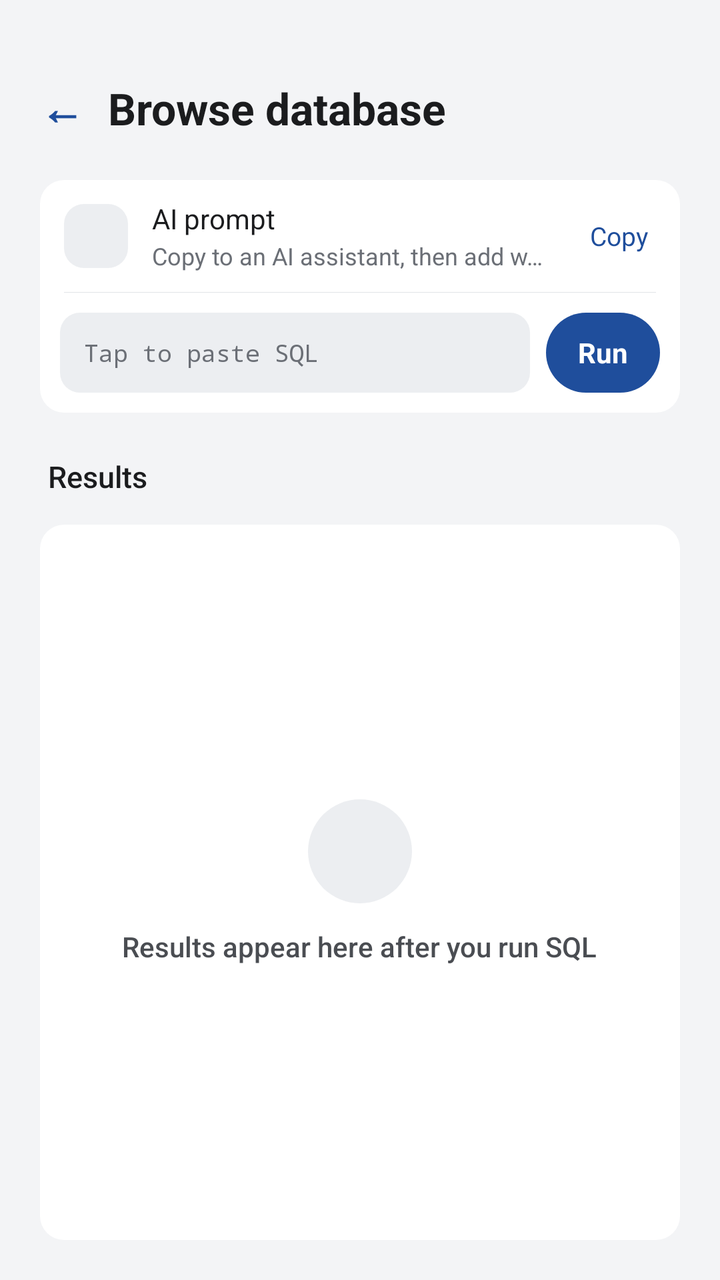
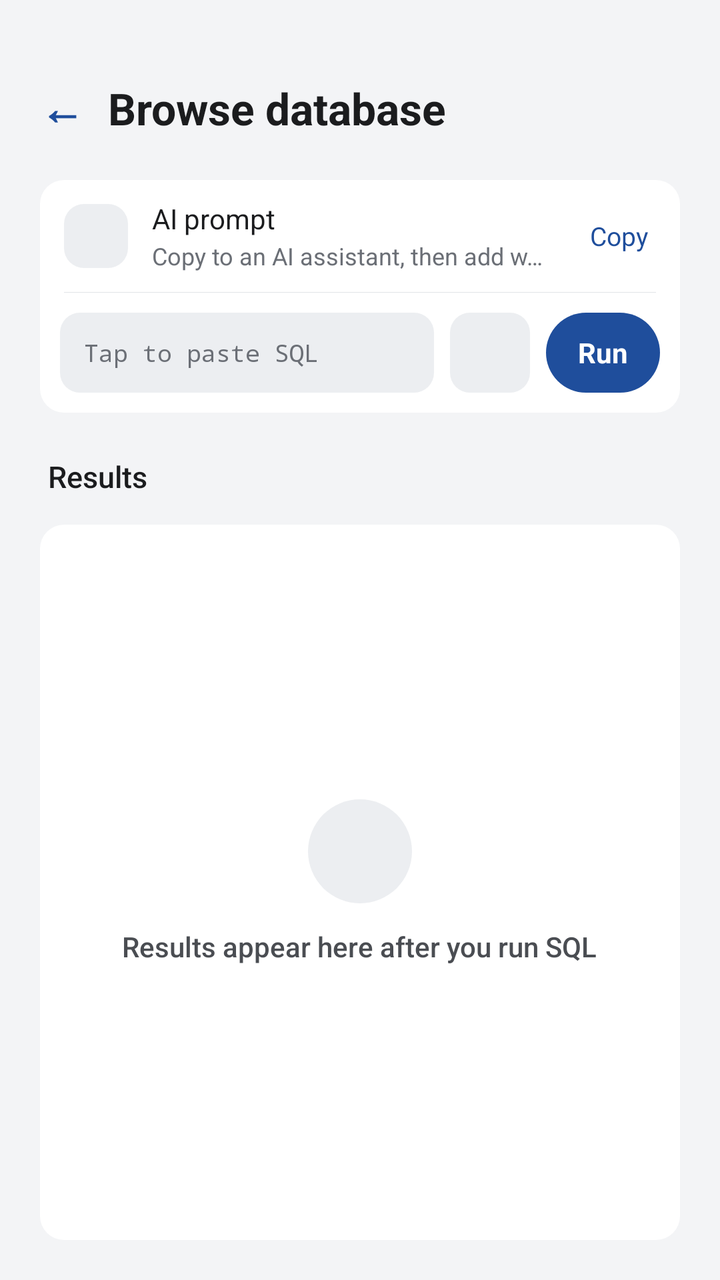

Two renders of the same Android screen: before a commit and after it. Below are the layout's source before the change and the commit's diff.
<!-- AndroidManifest.xml: application theme Theme.TransitU -->
<!-- res/layout/fragment_database_query.xml -->
<?xml version="1.0" encoding="utf-8"?>
<LinearLayout xmlns:android="http://schemas.android.com/apk/res/android"
    android:layout_width="match_parent"
    android:layout_height="match_parent"
    android:orientation="vertical"
    android:background="@color/paper">

    <View
        android:layout_width="match_parent"
        android:layout_height="@dimen/status_bar_spacer_height" />

    <LinearLayout
        android:layout_width="match_parent"
        android:layout_height="wrap_content"
        android:orientation="horizontal"
        android:gravity="center_vertical"
        android:paddingStart="11dp"
        android:paddingEnd="20dp"
        android:paddingTop="@dimen/nav_header_padding_top"
        android:paddingBottom="16dp">

        <TextView
            android:id="@+id/btnBack"
            style="@style/BackButton"
            android:text="←"
            android:textColor="@color/accent"
            android:textSize="22sp"
            android:textStyle="bold" />

        <TextView
            android:id="@+id/tvDatabaseTitle"
            android:layout_width="0dp"
            android:layout_height="wrap_content"
            android:layout_weight="1"
            android:maxLines="1"
            android:ellipsize="end"
            android:text="@string/db_query_title"
            android:textColor="@color/ink"
            android:textSize="22sp"
            android:textStyle="bold" />
    </LinearLayout>

    
    <LinearLayout
        android:layout_width="match_parent"
        android:layout_height="0dp"
        android:layout_weight="1"
        android:orientation="vertical"
        android:paddingStart="20dp"
        android:paddingEnd="20dp"
        android:paddingBottom="20dp">

        
        <LinearLayout
            android:layout_width="match_parent"
            android:layout_height="wrap_content"
            android:orientation="vertical"
            android:background="@drawable/bg_card_plain"
            android:divider="@drawable/bg_db_card_divider"
            android:showDividers="middle">

            
            <LinearLayout
                android:layout_width="match_parent"
                android:layout_height="wrap_content"
                android:orientation="vertical">

                <LinearLayout
                    android:id="@+id/rowPrompt"
                    android:layout_width="match_parent"
                    android:layout_height="wrap_content"
                    android:minHeight="56dp"
                    android:orientation="horizontal"
                    android:gravity="center_vertical"
                    android:paddingStart="12dp"
                    android:paddingEnd="6dp"
                    android:paddingTop="8dp"
                    android:paddingBottom="8dp"
                    android:clickable="true"
                    android:focusable="true">

                    <TextView
                        android:id="@+id/iconPrompt"
                        android:layout_width="32dp"
                        android:layout_height="32dp"
                        android:layout_marginEnd="12dp"
                        android:background="@drawable/bg_settings_icon"
                        android:gravity="center"
                        android:importantForAccessibility="no"
                        android:textColor="@color/accent"
                        android:textSize="14sp" />

                    <LinearLayout
                        android:layout_width="0dp"
                        android:layout_height="wrap_content"
                        android:layout_weight="1"
                        android:orientation="vertical">

                        <TextView
                            android:id="@+id/tvPromptTitle"
                            android:layout_width="wrap_content"
                            android:layout_height="wrap_content"
                            android:text="@string/db_section_prompt"
                            android:textColor="@color/ink"
                            android:textSize="14sp" />

                        <TextView
                            android:layout_width="match_parent"
                            android:layout_height="wrap_content"
                            android:layout_marginTop="1dp"
                            android:maxLines="1"
                            android:ellipsize="end"
                            android:text="@string/db_query_instructions"
                            android:textColor="@color/ink_3"
                            android:textSize="12sp" />
                    </LinearLayout>

                    <TextView
                        android:id="@+id/btnCopyPrompt"
                        style="@style/DbQueryHeaderAction"
                        android:layout_marginStart="8dp"
                        android:text="@string/action_copy" />
                </LinearLayout>

                <ScrollView
                    android:id="@+id/promptPanel"
                    android:layout_width="match_parent"
                    android:layout_height="160dp"
                    android:layout_marginStart="12dp"
                    android:layout_marginEnd="12dp"
                    android:layout_marginBottom="12dp"
                    android:background="@drawable/bg_hex_panel"
                    android:fadeScrollbars="false"
                    android:visibility="gone">

                    <TextView
                        android:id="@+id/tvPrompt"
                        android:layout_width="match_parent"
                        android:layout_height="wrap_content"
                        android:padding="12dp"
                        android:fontFamily="monospace"
                        android:lineSpacingExtra="2dp"
                        android:textColor="@color/night_ink"
                        android:textSize="11sp"
                        android:textIsSelectable="true" />
                </ScrollView>
            </LinearLayout>

            
            <LinearLayout
                android:layout_width="match_parent"
                android:layout_height="wrap_content"
                android:orientation="horizontal"
                android:gravity="center_vertical"
                android:padding="10dp">

                <TextView
                    android:id="@+id/tvSqlPreview"
                    android:layout_width="0dp"
                    android:layout_height="wrap_content"
                    android:layout_weight="1"
                    android:minHeight="40dp"
                    android:gravity="center_vertical"
                    android:paddingStart="12dp"
                    android:paddingEnd="12dp"
                    android:paddingTop="6dp"
                    android:paddingBottom="6dp"
                    android:maxLines="2"
                    android:ellipsize="end"
                    android:text="@string/db_query_no_sql"
                    android:textColor="@color/ink_3"
                    android:textSize="12sp"
                    android:fontFamily="monospace"
                    android:background="@drawable/bg_db_sql_box"
                    android:clickable="true"
                    android:focusable="true" />

                <TextView
                    android:id="@+id/btnRunSql"
                    android:layout_width="wrap_content"
                    android:layout_height="40dp"
                    android:layout_marginStart="8dp"
                    android:gravity="center"
                    android:paddingStart="16dp"
                    android:paddingEnd="16dp"
                    android:text="@string/action_run"
                    android:textColor="#FFFFFF"
                    android:textSize="14sp"
                    android:textStyle="bold"
                    android:background="@drawable/bg_chip_selected"
                    android:clickable="true"
                    android:focusable="true" />
            </LinearLayout>
        </LinearLayout>

        
        <LinearLayout
            style="@style/DbQuerySectionHeader"
            android:layout_marginTop="16dp">

            <TextView
                style="@style/DbQuerySectionTitle"
                android:text="@string/db_section_results" />

            <TextView
                android:id="@+id/tvQueryStatus"
                android:layout_width="wrap_content"
                android:layout_height="wrap_content"
                android:layout_marginStart="12dp"
                android:maxWidth="240dp"
                android:maxLines="2"
                android:ellipsize="end"
                android:gravity="end"
                android:textColor="@color/ink_3"
                android:textSize="12sp" />
        </LinearLayout>

        <FrameLayout
            android:id="@+id/resultsCard"
            android:layout_width="match_parent"
            android:layout_height="0dp"
            android:layout_weight="1"
            android:minHeight="140dp"
            android:background="@drawable/bg_card_plain">

            <HorizontalScrollView
                android:layout_width="match_parent"
                android:layout_height="match_parent"
                android:fillViewport="true"
                android:scrollbars="horizontal">

                <ScrollView
                    android:layout_width="wrap_content"
                    android:layout_height="match_parent"
                    android:fillViewport="true"
                    android:scrollbars="vertical">

                    <TableLayout
                        android:id="@+id/resultsTable"
                        android:layout_width="wrap_content"
                        android:layout_height="wrap_content" />
                </ScrollView>
            </HorizontalScrollView>

            <LinearLayout
                android:id="@+id/resultsEmpty"
                android:layout_width="match_parent"
                android:layout_height="wrap_content"
                android:layout_gravity="center"
                android:gravity="center_horizontal"
                android:orientation="vertical"
                android:paddingStart="24dp"
                android:paddingEnd="24dp">

                <TextView
                    android:id="@+id/tvResultsEmptyIcon"
                    android:layout_width="52dp"
                    android:layout_height="52dp"
                    android:background="@drawable/bg_icon_circle"
                    android:gravity="center"
                    android:importantForAccessibility="no"
                    android:textColor="@color/ink_3"
                    android:textSize="18sp" />

                <TextView
                    android:id="@+id/tvResultsEmpty"
                    android:layout_width="wrap_content"
                    android:layout_height="wrap_content"
                    android:layout_marginTop="12dp"
                    android:gravity="center"
                    android:fontFamily="sans-serif-medium"
                    android:text="@string/db_query_results_placeholder"
                    android:textColor="@color/ink_2"
                    android:textSize="14sp" />

                <TextView
                    android:id="@+id/tvResultsEmptyDetail"
                    android:layout_width="wrap_content"
                    android:layout_height="wrap_content"
                    android:layout_marginTop="4dp"
                    android:gravity="center"
                    android:maxLines="4"
                    android:ellipsize="end"
                    android:textColor="@color/ink_3"
                    android:textSize="12sp"
                    android:textIsSelectable="true"
                    android:visibility="gone" />
            </LinearLayout>
        </FrameLayout>
    </LinearLayout>
</LinearLayout>
<!-- resources referenced by this layout -->
<resources>
  <color name="accent">#1F4E9C</color>
  <color name="ink">#1B1C1E</color>
  <color name="ink_2">#4A4D52</color>
  <color name="ink_3">#6B6F76</color>
  <color name="night_ink">#D4D7DC</color>
  <color name="paper">#F3F4F6</color>
  <dimen name="nav_header_padding_top">10dp</dimen>
  <dimen name="status_bar_spacer_height">0dp</dimen>
  <!-- drawable bg_card_plain (drawable) -->
  <?xml version="1.0" encoding="utf-8"?>
  <shape xmlns:android="http://schemas.android.com/apk/res/android">
      <solid android:color="@color/surface" />
      <corners android:radius="12dp" />
  </shape>
  <!-- drawable bg_chip_selected (drawable) -->
  <?xml version="1.0" encoding="utf-8"?>
  <shape xmlns:android="http://schemas.android.com/apk/res/android">
      <solid android:color="@color/accent" />
      <corners android:radius="999dp" />
  </shape>
  <!-- drawable bg_db_sql_box (drawable) -->
  <?xml version="1.0" encoding="utf-8"?>
  <ripple xmlns:android="http://schemas.android.com/apk/res/android"
      android:color="#1F1B1C1E">
      <item>
          <shape>
              <solid android:color="@color/fill" />
              <corners android:radius="10dp" />
          </shape>
      </item>
  </ripple>
  <!-- drawable bg_hex_panel (drawable) -->
  <?xml version="1.0" encoding="utf-8"?>
  <shape xmlns:android="http://schemas.android.com/apk/res/android">
      <solid android:color="@color/night" />
      <corners android:radius="4dp" />
      <stroke android:width="0.5dp" android:color="@color/night_2" />
  </shape>
  <!-- drawable bg_icon_circle (drawable) -->
  <?xml version="1.0" encoding="utf-8"?>
  <shape xmlns:android="http://schemas.android.com/apk/res/android"
      android:shape="oval">
      <solid android:color="@color/fill" />
      <size android:width="36dp" android:height="36dp" />
  </shape>
  <!-- drawable bg_settings_icon (drawable) -->
  <?xml version="1.0" encoding="utf-8"?>
  <shape xmlns:android="http://schemas.android.com/apk/res/android">
      <solid android:color="@color/fill" />
      <corners android:radius="10dp" />
  </shape>
  <string name="action_copy">Copy</string>
  <string name="action_run">Run</string>
  <string name="db_query_instructions">Copy to an AI assistant, then add what you need</string>
  <string name="db_query_no_sql">Tap to paste SQL</string>
  <string name="db_query_results_placeholder">Results appear here after you run SQL</string>
  <string name="db_query_title">Browse database</string>
  <string name="db_section_prompt">AI prompt</string>
  <string name="db_section_results">Results</string>
  <color name="surface">#FFFFFF</color>
  <color name="line">#E1E4E8</color>
  <color name="fill">#ECEEF1</color>
  <color name="night">#18191B</color>
  <color name="night_2">#2A2C30</color>
  <!-- drawable bg_back_button (drawable) -->
  <?xml version="1.0" encoding="utf-8"?>
  <shape xmlns:android="http://schemas.android.com/apk/res/android"
      android:shape="oval">
      <solid android:color="@android:color/transparent" />
  </shape>
  <!-- drawable tu_text_select_handle_middle (drawable) -->
  <?xml version="1.0" encoding="utf-8"?>
  <bitmap xmlns:android="http://schemas.android.com/apk/res/android"
      android:src="@drawable/abc_text_select_handle_middle_mtrl"
      android:tint="?attr/colorPrimary"
      android:tintMode="src_in" />
  <!-- drawable tu_text_select_handle_left (drawable) -->
  <?xml version="1.0" encoding="utf-8"?>
  <bitmap xmlns:android="http://schemas.android.com/apk/res/android"
      android:src="@drawable/abc_text_select_handle_left_mtrl"
      android:tint="?attr/colorPrimary"
      android:tintMode="src_in" />
  <!-- drawable tu_text_select_handle_right (drawable) -->
  <?xml version="1.0" encoding="utf-8"?>
  <bitmap xmlns:android="http://schemas.android.com/apk/res/android"
      android:src="@drawable/abc_text_select_handle_right_mtrl"
      android:tint="?attr/colorPrimary"
      android:tintMode="src_in" />
  <!-- unchanged entries left out for length: 7 -->
</resources>

<!-- the commit's change to res/layout/fragment_database_query.xml (unified diff, before → after) -->
@@ -176,6 +176,19 @@
                     android:focusable="true" />
 
                 <TextView
+                    android:id="@+id/btnPasteSql"
+                    android:layout_width="40dp"
+                    android:layout_height="40dp"
+                    android:layout_marginStart="8dp"
+                    android:gravity="center"
+                    android:contentDescription="@string/db_paste_clipboard"
+                    android:textColor="@color/accent"
+                    android:textSize="15sp"
+                    android:background="@drawable/bg_db_sql_box"
+                    android:clickable="true"
+                    android:focusable="true" />
+
+                <TextView
                     android:id="@+id/btnRunSql"
                     android:layout_width="wrap_content"
                     android:layout_height="40dp"
@@ -223,23 +236,33 @@
             android:minHeight="140dp"
             android:background="@drawable/bg_card_plain">
 
+            
             <HorizontalScrollView
+                android:id="@+id/resultsHScroll"
                 android:layout_width="match_parent"
                 android:layout_height="match_parent"
                 android:fillViewport="true"
                 android:scrollbars="horizontal">
 
-                <ScrollView
+                <LinearLayout
+                    android:id="@+id/resultsGrid"
                     android:layout_width="wrap_content"
                     android:layout_height="match_parent"
-                    android:fillViewport="true"
-                    android:scrollbars="vertical">
-
-                    <TableLayout
-                        android:id="@+id/resultsTable"
-                        android:layout_width="wrap_content"
-                        android:layout_height="wrap_content" />
-                </ScrollView>
+                    android:orientation="vertical">
+
+                    <LinearLayout
+                        android:id="@+id/resultsHeader"
+                        android:layout_width="match_parent"
+                        android:layout_height="wrap_content"
+                        android:orientation="horizontal" />
+
+                    <androidx.recyclerview.widget.RecyclerView
+                        android:id="@+id/resultsList"
+                        android:layout_width="match_parent"
+                        android:layout_height="0dp"
+                        android:layout_weight="1"
+                        android:scrollbars="vertical" />
+                </LinearLayout>
             </HorizontalScrollView>
 
             <LinearLayout
<!-- resource entries referenced after the edit -->
@@ -53,6 +53,7 @@
   </shape>
   <string name="action_copy">Copy</string>
   <string name="action_run">Run</string>
+  <string name="db_paste_clipboard">Replace SQL with clipboard</string>
   <string name="db_query_instructions">Copy to an AI assistant, then add what you need</string>
   <string name="db_query_no_sql">Tap to paste SQL</string>
   <string name="db_query_results_placeholder">Results appear here after you run SQL</string>
